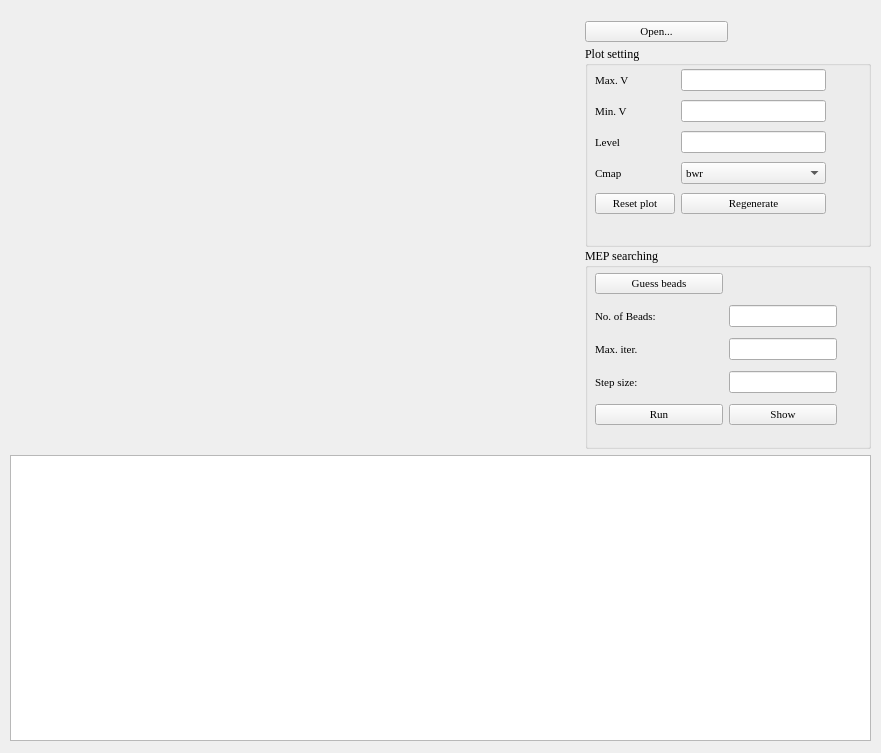
Old version of the form ui/main.ui in the repository XinChenQC/MEPplot.
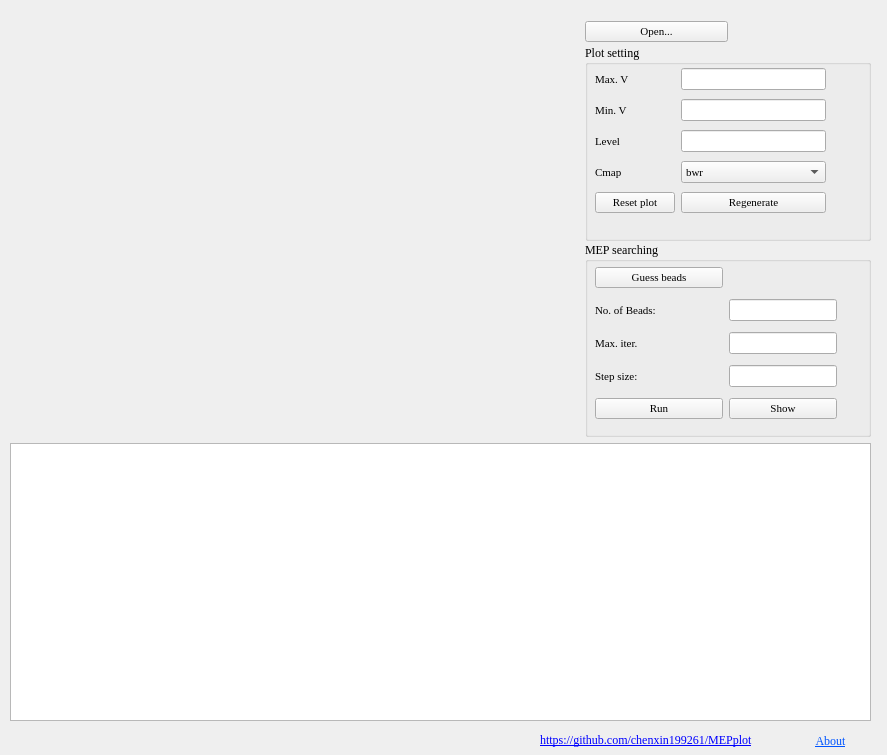
New version of the form.

Diff of the .ui file:
```diff
--- a/ui/main.ui
+++ b/ui/main.ui
@@ -6,8 +6,8 @@
    <rect>
     <x>0</x>
     <y>0</y>
-    <width>881</width>
-    <height>753</height>
+    <width>887</width>
+    <height>755</height>
    </rect>
   </property>
   <property name="minimumSize">
@@ -16,6 +16,12 @@
     <height>753</height>
    </size>
   </property>
+  <property name="maximumSize">
+   <size>
+    <width>890</width>
+    <height>755</height>
+   </size>
+  </property>
   <property name="font">
    <font>
     <family>Times New Roman</family>
@@ -39,7 +45,7 @@
      <x>10</x>
      <y>20</y>
      <width>861</width>
-     <height>721</height>
+     <height>701</height>
     </rect>
    </property>
    <layout class="QVBoxLayout" name="verticalLayout_2" stretch="6,4">
@@ -403,6 +409,160 @@
     </item>
    </layout>
   </widget>
+  <widget class="QPushButton" name="about">
+   <property name="geometry">
+    <rect>
+     <x>800</x>
+     <y>730</y>
+     <width>61</width>
+     <height>21</height>
+    </rect>
+   </property>
+   <property name="palette">
+    <palette>
+     <active>
+      <colorrole role="WindowText">
+       <brush brushstyle="SolidPattern">
+        <color alpha="255">
+         <red>0</red>
+         <green>85</green>
+         <blue>255</blue>
+        </color>
+       </brush>
+      </colorrole>
+      <colorrole role="Text">
+       <brush brushstyle="SolidPattern">
+        <color alpha="255">
+         <red>0</red>
+         <green>85</green>
+         <blue>255</blue>
+        </color>
+       </brush>
+      </colorrole>
+      <colorrole role="ButtonText">
+       <brush brushstyle="SolidPattern">
+        <color alpha="255">
+         <red>0</red>
+         <green>85</green>
+         <blue>255</blue>
+        </color>
+       </brush>
+      </colorrole>
+     </active>
+     <inactive>
+      <colorrole role="WindowText">
+       <brush brushstyle="SolidPattern">
+        <color alpha="255">
+         <red>0</red>
+         <green>85</green>
+         <blue>255</blue>
+        </color>
+       </brush>
+      </colorrole>
+      <colorrole role="Text">
+       <brush brushstyle="SolidPattern">
+        <color alpha="255">
+         <red>0</red>
+         <green>85</green>
+         <blue>255</blue>
+        </color>
+       </brush>
+      </colorrole>
+      <colorrole role="ButtonText">
+       <brush brushstyle="SolidPattern">
+        <color alpha="255">
+         <red>0</red>
+         <green>85</green>
+         <blue>255</blue>
+        </color>
+       </brush>
+      </colorrole>
+     </inactive>
+     <disabled>
+      <colorrole role="WindowText">
+       <brush brushstyle="SolidPattern">
+        <color alpha="255">
+         <red>120</red>
+         <green>120</green>
+         <blue>120</blue>
+        </color>
+       </brush>
+      </colorrole>
+      <colorrole role="Text">
+       <brush brushstyle="SolidPattern">
+        <color alpha="255">
+         <red>120</red>
+         <green>120</green>
+         <blue>120</blue>
+        </color>
+       </brush>
+      </colorrole>
+      <colorrole role="ButtonText">
+       <brush brushstyle="SolidPattern">
+        <color alpha="255">
+         <red>120</red>
+         <green>120</green>
+         <blue>120</blue>
+        </color>
+       </brush>
+      </colorrole>
+     </disabled>
+    </palette>
+   </property>
+   <property name="font">
+    <font>
+     <family>Times New Roman</family>
+     <pointsize>9</pointsize>
+     <weight>50</weight>
+     <italic>false</italic>
+     <bold>false</bold>
+     <underline>true</underline>
+    </font>
+   </property>
+   <property name="cursor">
+    <cursorShape>PointingHandCursor</cursorShape>
+   </property>
+   <property name="styleSheet">
+    <string notr="true">font: 9pt &quot;Times New Roman&quot;;
+text-decoration: underline;</string>
+   </property>
+   <property name="text">
+    <string>About</string>
+   </property>
+   <property name="flat">
+    <bool>true</bool>
+   </property>
+  </widget>
+  <widget class="QLabel" name="web">
+   <property name="geometry">
+    <rect>
+     <x>540</x>
+     <y>730</y>
+     <width>261</width>
+     <height>21</height>
+    </rect>
+   </property>
+   <property name="palette">
+    <palette>
+     <active/>
+     <inactive/>
+     <disabled/>
+    </palette>
+   </property>
+   <property name="cursor">
+    <cursorShape>PointingHandCursor</cursorShape>
+   </property>
+   <property name="styleSheet">
+    <string notr="true">font: 9pt &quot;Times New Roman&quot;;
+text-decoration: underline;</string>
+   </property>
+   <property name="text">
+    <string>&lt;html&gt;&lt;head/&gt;&lt;body&gt;&lt;p&gt;&lt;a href=&quot;https://github.com/chenxin199261/MEPplot&quot;&gt;&lt;span style=&quot; font-family:'Times News Roman'; text-decoration: underline; color:#0000ff;&quot;&gt;https://github.com/chenxin199261/MEPplot&lt;/span&gt;&lt;/a&gt;&lt;/p&gt;&lt;/body&gt;&lt;/html&gt;</string>
+   </property>
+   <property name="openExternalLinks">
+    <bool>true</bool>
+   </property>
+  </widget>
  </widget>
  <resources/>
  <connections/>
```
Left out of the diff: 18 changed lines with no effect on the pictures.
